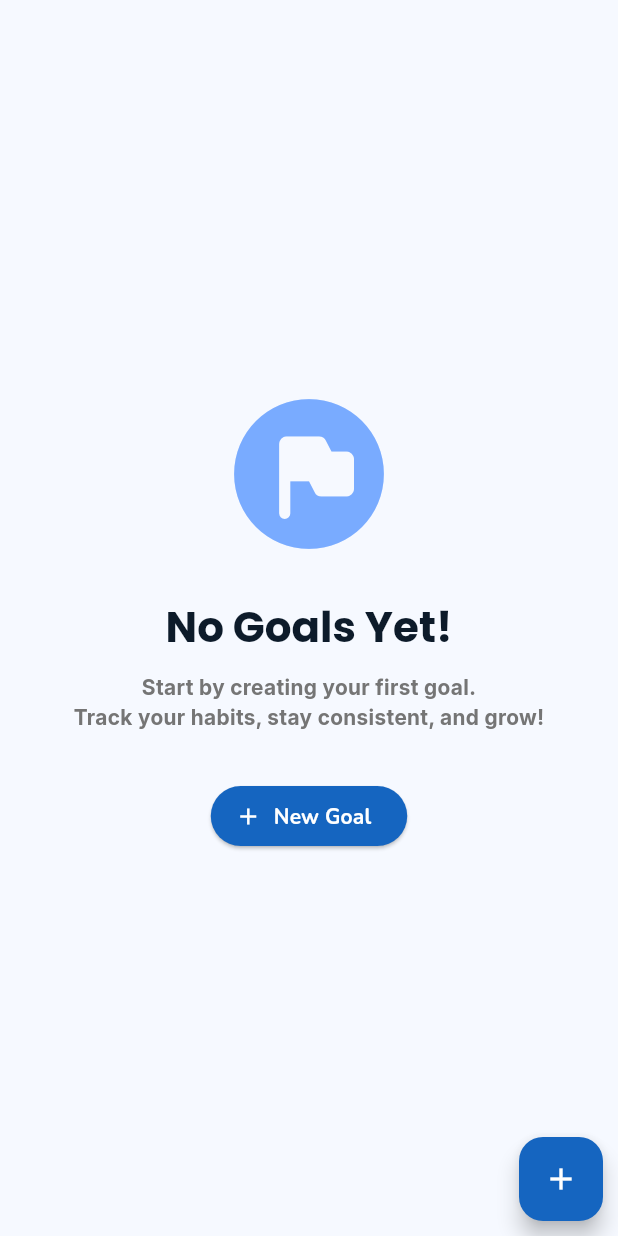
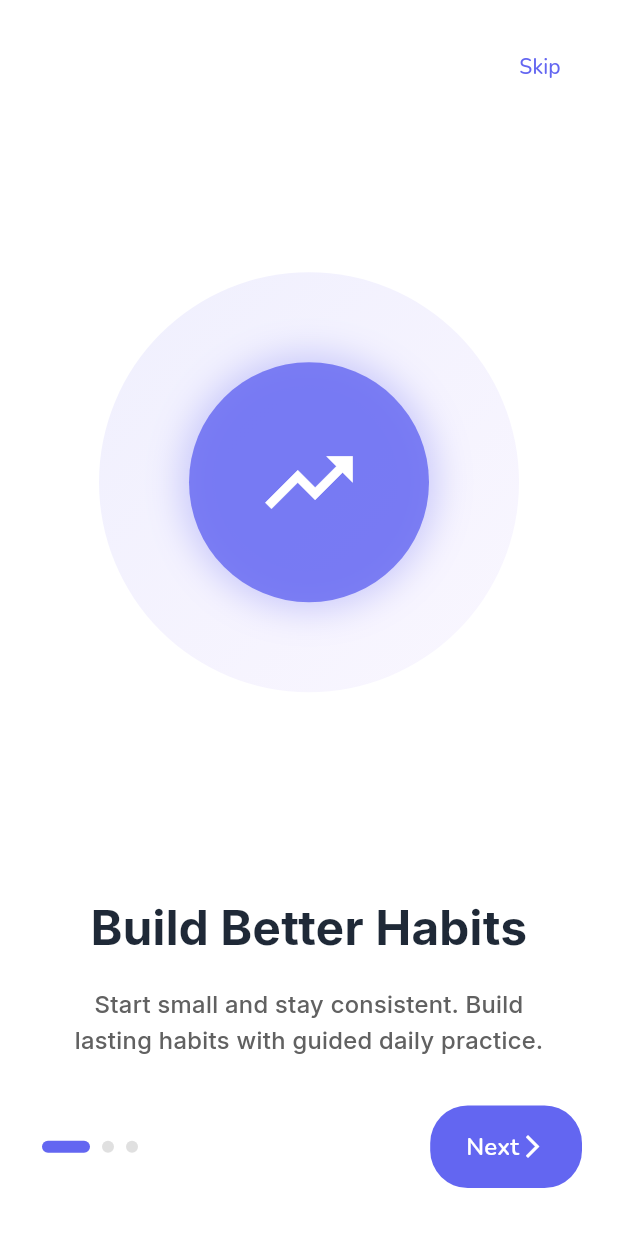
Before and after one commit to amaljosev/Pursuit-Habit-Tracker, a Flutter app: the screen it shows after launch, on a phone screen of 412 x 824 dp. Run offline on Flutter 3.47's test engine with Material 3 defaults, Android fonts, the light colour scheme and no system bars; our stand-ins replace bloc, equatable, fl_chart, flutter_bloc, flutter_local_notifications, flutter_slidable and 8 more; accounts and stored records are empty.

Commit message:
onboarding screens added

```diff
--- a/lib/app.dart
+++ b/lib/app.dart
@@ -3,6 +3,7 @@ import 'package:flutter_bloc/flutter_bloc.dart';
 import 'package:pursuit/features/habit/presentation/blocs/habit/habit_bloc.dart';
 import 'package:pursuit/features/habit/presentation/pages/create/add_habit_screen.dart';
 import 'package:pursuit/features/habit/presentation/pages/splash/splash_screen.dart';
+import 'package:pursuit/features/onboarding/onboarding_page.dart';
 import 'core/di/injection_container.dart';
 
 import 'core/theme/app_theme.dart';
@@ -23,6 +24,7 @@ class MyApp extends StatelessWidget {
         routes: {
           '/': (context) => SplashScreen(),
           '/add': (context) => AddHabitScreen(),
+          '/onboarding':(context)=>OnboardingScreen()
         },
         initialRoute: '/',
       ),
--- a/lib/features/habit/presentation/blocs/habit/habit_bloc.dart
+++ b/lib/features/habit/presentation/blocs/habit/habit_bloc.dart
@@ -266,7 +266,6 @@ class HabitBloc extends Bloc<HabitEvent, HabitState> {
   ) async {
     try {
       emit(HabitLoading());
-
       final result = await insertHabitUseCase(event.habit);
 
       await result.match(
--- a/lib/features/habit/presentation/pages/goals/goals_screen.dart
+++ b/lib/features/habit/presentation/pages/goals/goals_screen.dart
@@ -41,6 +41,9 @@ class _GoalsScreenState extends State<GoalsScreen> {
           children: [
             BlocConsumer<HabitBloc, HabitState>(
               buildWhen: (previous, current) {
+                if (current is HabitLoading) {
+                  return true;
+                }
                 if (previous is HabitCountUpdateSuccess &&
                     current is HabitCountUpdateSuccess) {
                   return previous.updatedCount != current.updatedCount;
--- a/lib/features/habit/presentation/pages/splash/splash_screen.dart
+++ b/lib/features/habit/presentation/pages/splash/splash_screen.dart
@@ -2,7 +2,8 @@ import 'package:flutter/material.dart';
 import 'package:flutter_bloc/flutter_bloc.dart';
 import 'package:pursuit/app/pages/home_page.dart';
 import 'package:pursuit/features/habit/presentation/blocs/habit/habit_bloc.dart';
-
+import 'package:pursuit/features/onboarding/onboarding_page.dart';
+import 'package:shared_preferences/shared_preferences.dart';
 
 class SplashScreen extends StatefulWidget {
   const SplashScreen({super.key});
@@ -18,23 +19,31 @@ class _SplashScreenState extends State<SplashScreen> {
   void initState() {
     super.initState();
     // Trigger daily reset check when screen loads
-   context.read<HabitBloc>().add( CheckDailyResetEvent());
+    context.read<HabitBloc>().add(CheckDailyResetEvent());
   }
 
-  void _navigateToHome() {
+  Future<void> _navigateToHome() async {
     if (!_hasNavigated && mounted) {
+      final prefs = await SharedPreferences.getInstance();
+      final showOnboarding = await prefs.getBool('showOnboarding');
       _hasNavigated = true;
-      Navigator.pushReplacement(
-        context,
-        MaterialPageRoute(builder: (context) => const HomePage()),
-      );
+      if (showOnboarding != null && showOnboarding) {
+        Navigator.pushReplacement(
+          context,
+          MaterialPageRoute(builder: (context) => const HomePage()),
+        );
+      } else {
+        Navigator.pushReplacement(
+          context,
+          MaterialPageRoute(builder: (context) => const OnboardingScreen()),
+        );
+      }
     }
   }
 
   @override
   Widget build(BuildContext context) {
     return Scaffold(
-      backgroundColor: Colors.blue.shade500,
       body: BlocListener<HabitBloc, HabitState>(
         listener: (context, state) {
           // Navigate to home when reset completes or if there's an error
@@ -42,35 +51,24 @@ class _SplashScreenState extends State<SplashScreen> {
             // Small delay to show completion state
             Future.delayed(const Duration(milliseconds: 500), _navigateToHome);
           }
-
         },
         child: Center(
           child: Column(
             mainAxisAlignment: MainAxisAlignment.center,
             children: [
               // App icon/logo
-              const Icon(
-                Icons.check_circle_outline,
-                size: 80,
-                color: Colors.white,
+              Image.asset(
+                'assets/icon/pursuit_icon.png',
+                height: 80,
+                width: 80,
               ),
-              const SizedBox(height: 20),
+              Text(
+                'Pursuit',
+                style: Theme.of(
+                  context,
+                ).textTheme.titleLarge!.copyWith(fontWeight: FontWeight.w900),
+              ),
 
-              // App name
-              const Text(
-                'Habit Tracker',
-                style: TextStyle(
-                  color: Colors.white,
-                  fontSize: 24,
-                  fontWeight: FontWeight.bold,
-                ),
-              ),
-              const SizedBox(height: 20),
-
-              // Loading indicator
-              const CircularProgressIndicator(
-                color: Colors.white,
-              ),
               const SizedBox(height: 16),
 
               // Dynamic loading text based on state
@@ -88,10 +86,7 @@ class _SplashScreenState extends State<SplashScreen> {
 
                   return Text(
                     loadingText,
-                    style: const TextStyle(
-                      color: Colors.white,
-                      fontSize: 16,
-                    ),
+                    style: const TextStyle(color: Colors.white, fontSize: 16),
                   );
                 },
               ),
--- /dev/null
+++ b/lib/features/onboarding/onboarding_page.dart
@@ -0,0 +1,361 @@
+import 'package:flutter/material.dart';
+import 'package:pursuit/features/habit/presentation/pages/splash/splash_screen.dart';
+import 'package:shared_preferences/shared_preferences.dart';
+
+
+class OnboardingScreen extends StatefulWidget {
+  const OnboardingScreen({super.key});
+
+  @override
+  State<OnboardingScreen> createState() => _OnboardingScreenState();
+}
+
+class _OnboardingScreenState extends State<OnboardingScreen> {
+  final PageController _pageController = PageController();
+  int _currentPage = 0;
+
+  final List<OnboardingPage> _pages = [
+    OnboardingPage(
+      title: 'Build Better Habits',
+      description: 'Start small and stay consistent. Build lasting habits with guided daily practice.',
+      imageAsset: 'assets/images/onboarding1.png',
+      color: const Color(0xFF6366F1),
+      secondaryColor: const Color(0xFF8B5CF6),
+    ),
+    OnboardingPage(
+      title: 'Track Your Progress',
+      description: 'Visualize your streaks and growth. Celebrate every milestone in your journey.',
+      imageAsset: 'assets/images/onboarding2.png',
+      color: const Color(0xFF10B981),
+      secondaryColor: const Color(0xFF34D399),
+    ),
+    OnboardingPage(
+      title: 'Stay Consistent',
+      description: 'Get gentle reminders and stay on track with your daily habits effortlessly.',
+      imageAsset: 'assets/images/onboarding3.png',
+      color: const Color(0xFFF59E0B),
+      secondaryColor: const Color(0xFFFBBF24),
+    ),
+  ];
+
+  Future<void> _completeOnboarding() async {
+    final prefs = await SharedPreferences.getInstance();
+    await prefs.setBool('showOnboarding', true);
+
+    if (!mounted) return;
+    Navigator.pushReplacement(
+      context,
+      PageRouteBuilder(
+        pageBuilder: (_, __, ___) => const SplashScreen(),
+        transitionsBuilder: (_, animation, __, child) {
+          return FadeTransition(
+            opacity: animation,
+            child: child,
+          );
+        },
+      ),
+    );
+  }
+
+  @override
+  Widget build(BuildContext context) {
+    return Scaffold(
+      backgroundColor: Colors.white,
+      body: SafeArea(
+        child: Column(
+          children: [
+            // Skip Button
+            Align(
+              alignment: Alignment.topRight,
+              child: Padding(
+                padding: const EdgeInsets.all(20.0),
+                child: TextButton(
+                  onPressed: _completeOnboarding,
+                  child: Text(
+                    'Skip',
+                    style: TextStyle(
+                      color: _pages[_currentPage].color,
+                      fontWeight: FontWeight.w500,
+                    ),
+                  ),
+                ),
+              ),
+            ),
+
+            // Page View Content
+            Expanded(
+              child: PageView.builder(
+                controller: _pageController,
+                itemCount: _pages.length,
+                onPageChanged: (index) {
+                  setState(() {
+                    _currentPage = index;
+                  });
+                },
+                itemBuilder: (context, index) {
+                  final page = _pages[index];
+                  return OnboardingContent(
+                    page: page,
+                    currentIndex: index,
+                    totalPages: _pages.length,
+                  );
+                },
+              ),
+            ),
+
+            // Navigation Controls
+            Padding(
+              padding: const EdgeInsets.symmetric(
+                horizontal: 24.0,
+                vertical: 32.0,
+              ),
+              child: Row(
+                mainAxisAlignment: MainAxisAlignment.spaceBetween,
+                children: [
+                  // Dots Indicator
+                  PageIndicator(
+                    currentPage: _currentPage,
+                    totalPages: _pages.length,
+                    activeColor: _pages[_currentPage].color,
+                  ),
+
+                  // Next/Get Started Button
+                  ElevatedButton(
+                    onPressed: () {
+                      if (_currentPage < _pages.length - 1) {
+                        _pageController.nextPage(
+                          duration: const Duration(milliseconds: 400),
+                          curve: Curves.easeInOut,
+                        );
+                      } else {
+                        _completeOnboarding();
+                      }
+                    },
+                    style: ElevatedButton.styleFrom(
+                      backgroundColor: _pages[_currentPage].color,
+                      foregroundColor: Colors.white,
+                      elevation: 0,
+                      shape: RoundedRectangleBorder(
+                        borderRadius: BorderRadius.circular(25),
+                      ),
+                      padding: const EdgeInsets.symmetric(
+                        horizontal: 24,
+                        vertical: 16,
+                      ),
+                    ),
+                    child: Row(
+                      mainAxisAlignment: MainAxisAlignment.spaceBetween,
+                      children: [
+                        Text(
+                          _currentPage == _pages.length - 1
+                              ? 'Get Started'
+                              : 'Next',
+                          style: const TextStyle(
+                            fontSize: 16,
+                            fontWeight: FontWeight.w600,
+                          ),
+                        ),
+                        Icon(
+                          _currentPage == _pages.length - 1
+                              ? Icons.arrow_forward
+                              : Icons.arrow_forward_ios,
+                          size: 18,
+                        ),
+                      ],
+                    ),
+                  ),
+                ],
+              ),
+            ),
+          ],
+        ),
+      ),
+    );
+  }
+}
+
+class OnboardingPage {
+  final String title;
+  final String description;
+  final String imageAsset;
+  final Color color;
+  final Color secondaryColor;
+
+  OnboardingPage({
+    required this.title,
+    required this.description,
+    required this.imageAsset,
+    required this.color,
+    required this.secondaryColor,
+  });
+}
+
+
+class OnboardingContent extends StatelessWidget {
+  final OnboardingPage page;
+  final int currentIndex;
+  final int totalPages;
+
+  const OnboardingContent({
+    super.key,
+    required this.page,
+    required this.currentIndex,
+    required this.totalPages,
+  });
+
+  @override
+  Widget build(BuildContext context) {
+    return Container(
+      padding: const EdgeInsets.symmetric(horizontal: 24.0),
+      child: Column(
+        crossAxisAlignment: CrossAxisAlignment.center,
+        children: [
+          // Animated Graphic
+          Expanded(
+            child: Center(
+              child: AnimatedContainer(
+                duration: const Duration(milliseconds: 500),
+                curve: Curves.easeInOut,
+                width: 280,
+                height: 280,
+                decoration: BoxDecoration(
+                  gradient: LinearGradient(
+                    begin: Alignment.topLeft,
+                    end: Alignment.bottomRight,
+                    colors: [
+                      page.color.withOpacity(0.1),
+                      page.secondaryColor.withOpacity(0.05),
+                    ],
+                  ),
+                  shape: BoxShape.circle,
+                ),
+                child: Stack(
+                  children: [
+                    // Pulsing Animation
+                    Center(
+                      child: _buildPulsingCircle(page.color.withOpacity(0.2)),
+                    ),
+                    // Icon/Image
+                    Center(
+                      child: Container(
+                        width: 160,
+                        height: 160,
+                        decoration: BoxDecoration(
+                          color: page.color.withOpacity(0.8),
+                          shape: BoxShape.circle,
+                          boxShadow: [
+                            BoxShadow(
+                              color: page.color.withOpacity(0.3),
+                              blurRadius: 20,
+                              spreadRadius: 5,
+                            ),
+                          ],
+                        ),
+                        child: Icon(
+                          _getIconForPage(currentIndex),
+                          size: 70,
+                          color: Colors.white,
+                        ),
+                      ),
+                    ),
+                  ],
+                ),
+              ),
+            ),
+          ),
+
+          const SizedBox(height: 40),
+
+          // Title
+          Text(
+            page.title,
+            style: const TextStyle(
+              fontSize: 32,
+              fontWeight: FontWeight.w700,
+              color: Color(0xFF1F2937),
+            ),
+            textAlign: TextAlign.center,
+          ),
+
+          const SizedBox(height: 16),
+
+          // Description
+          Padding(
+            padding: const EdgeInsets.symmetric(horizontal: 16.0),
+            child: Text(
+              page.description,
+              style: TextStyle(
+                fontSize: 16,
+                color: Colors.grey[700],
+                height: 1.5,
+              ),
+              textAlign: TextAlign.center,
+            ),
+          ),
+        ],
+      ),
+    );
+  }
+
+  Widget _buildPulsingCircle(Color color) {
+    return TweenAnimationBuilder<double>(
+      tween: Tween(begin: 0.0, end: 1.0),
+      duration: const Duration(milliseconds: 2000),
+      curve: Curves.easeInOut,
+      builder: (context, value, child) {
+        return Container(
+          width: 280 * value,
+          height: 280 * value,
+          decoration: BoxDecoration(
+            shape: BoxShape.circle,
+            color: color.withOpacity(1 - value),
+          ),
+        );
+      },
+    );
+  }
+
+  IconData _getIconForPage(int index) {
+    switch (index) {
+      case 0:
+        return Icons.trending_up;
+      case 1:
+        return Icons.bar_chart;
+      case 2:
+        return Icons.notifications_active;
+      default:
+        return Icons.check_circle;
+    }
+  }
+}
+
+class PageIndicator extends StatelessWidget {
+  final int currentPage;
+  final int totalPages;
+  final Color activeColor;
+
+  const PageIndicator({
+    super.key,
+    required this.currentPage,
+    required this.totalPages,
+    required this.activeColor,
+  });
+
+  @override
+  Widget build(BuildContext context) {
+    return Row(
+      children: List.generate(totalPages, (index) {
+        return AnimatedContainer(
+          duration: const Duration(milliseconds: 300),
+          margin: const EdgeInsets.symmetric(horizontal: 4),
+          width: index == currentPage ? 32 : 8,
+          height: 8,
+          decoration: BoxDecoration(
+            color: index == currentPage ? activeColor : Colors.grey[300],
+            borderRadius: BorderRadius.circular(4),
+          ),
+        );
+      }),
+    );
+  }
+}
```
Also changed, not shown: 1 other file.
